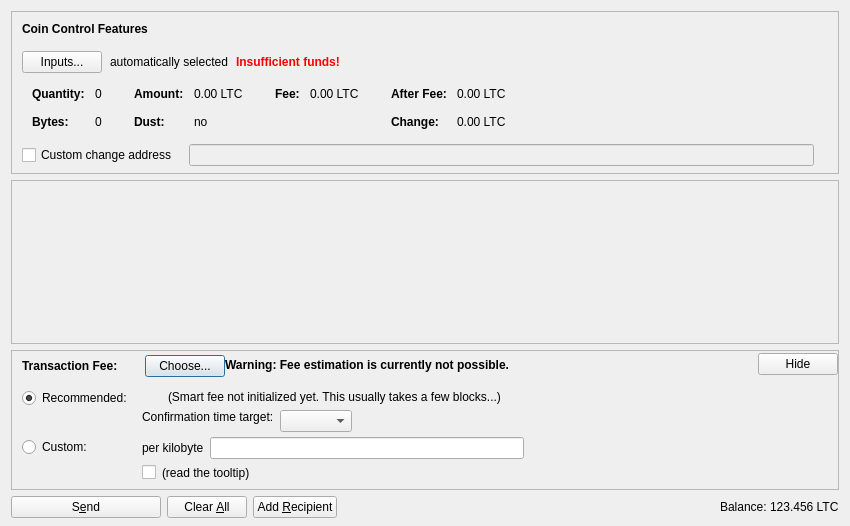
cjvilla2012/PositiveCoin, file src/qt/forms/sendcoinsdialog.ui: the form before one commit.
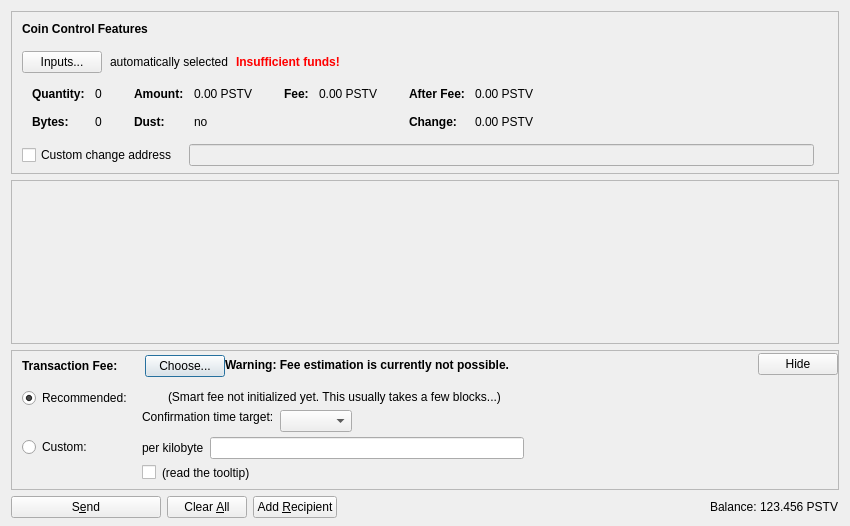
The form after the commit. Icons and pictures are not drawn. Custom widgets are drawn as their Qt base class.

```diff
--- a/src/qt/forms/sendcoinsdialog.ui
+++ b/src/qt/forms/sendcoinsdialog.ui
@@ -324,7 +324,7 @@
                   <enum>Qt::ActionsContextMenu</enum>
                  </property>
                  <property name="text">
-                  <string notr="true">0.00 LTC</string>
+                  <string notr="true">0.00 PSTV</string>
                  </property>
                  <property name="textInteractionFlags">
                   <set>Qt::LinksAccessibleByMouse|Qt::TextSelectableByKeyboard|Qt::TextSelectableByMouse</set>
@@ -404,7 +404,7 @@
                   <enum>Qt::ActionsContextMenu</enum>
                  </property>
                  <property name="text">
-                  <string notr="true">0.00 LTC</string>
+                  <string notr="true">0.00 PSTV</string>
                  </property>
                  <property name="textInteractionFlags">
                   <set>Qt::LinksAccessibleByMouse|Qt::TextSelectableByKeyboard|Qt::TextSelectableByMouse</set>
@@ -455,7 +455,7 @@
                   <enum>Qt::ActionsContextMenu</enum>
                  </property>
                  <property name="text">
-                  <string notr="true">0.00 LTC</string>
+                  <string notr="true">0.00 PSTV</string>
                  </property>
                  <property name="textInteractionFlags">
                   <set>Qt::LinksAccessibleByMouse|Qt::TextSelectableByKeyboard|Qt::TextSelectableByMouse</set>
@@ -484,7 +484,7 @@
                   <enum>Qt::ActionsContextMenu</enum>
                  </property>
                  <property name="text">
-                  <string notr="true">0.00 LTC</string>
+                  <string notr="true">0.00 PSTV</string>
                  </property>
                  <property name="textInteractionFlags">
                   <set>Qt::LinksAccessibleByMouse|Qt::TextSelectableByKeyboard|Qt::TextSelectableByMouse</set>
@@ -1237,7 +1237,7 @@
           <cursorShape>IBeamCursor</cursorShape>
          </property>
          <property name="text">
-          <string notr="true">123.456 LTC</string>
+          <string notr="true">123.456 PSTV</string>
          </property>
          <property name="textInteractionFlags">
           <set>Qt::LinksAccessibleByMouse|Qt::TextSelectableByKeyboard|Qt::TextSelectableByMouse</set>
```
